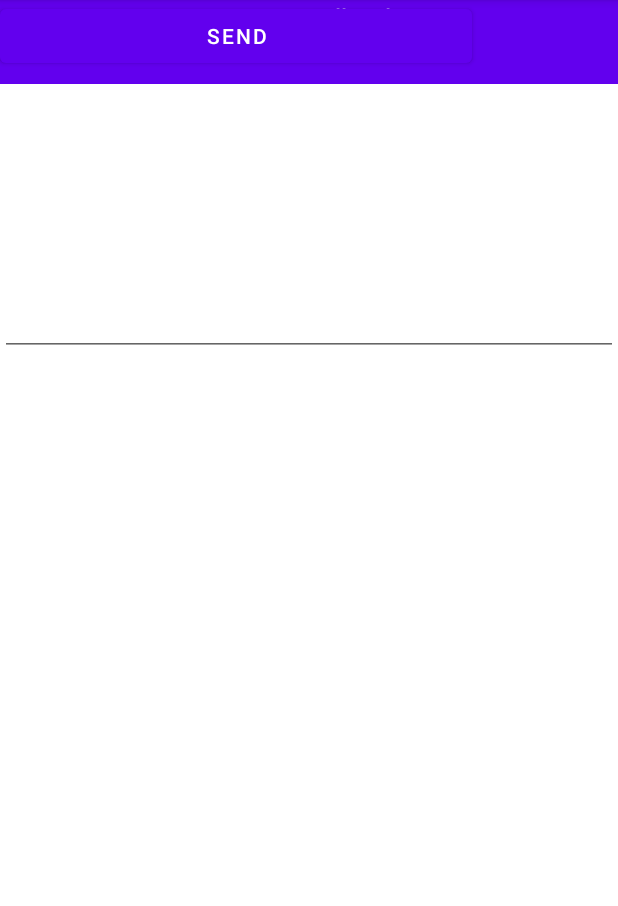
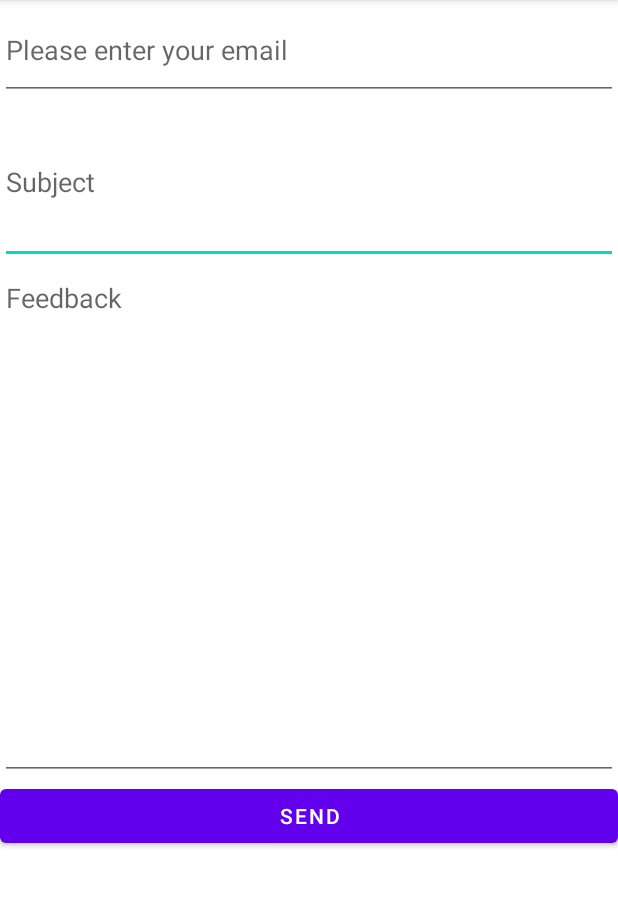
Before and after one commit to aphn490/drinkmate, an Android app: the feedback screen opened directly, with no data from a screen before it, on a phone screen of 412 x 824 dp, the part 84-990 px from its top. Run offline under Robolectric (Android 15) with nearby library versions, the phone set to English and light mode, and no system bars.

Commit message:
Changes to feedback page

```diff
--- a/app/src/main/AndroidManifest.xml
+++ b/app/src/main/AndroidManifest.xml
@@ -16,13 +16,6 @@
         android:supportsRtl="true"
         android:theme="@style/Theme.Drinkmate"
         tools:targetApi="31">
-        <activity
-            android:name=".feedback"
-            android:exported="false">
-            <meta-data
-                android:name="android.app.lib_name"
-                android:value="" />
-        </activity>
         <activity
             android:name=".Registration"
             android:exported="false">
@@ -58,6 +51,14 @@
                 android:name="android.app.lib_name"
                 android:value="" />
         </activity>
+        <activity
+            android:name=".feedback"
+            android:exported="true">
+            <intent-filter>
+                <action android:name="android.intent.action.MAIN" />
+                <category android:name="android.intent.category.LAUNCHER" />
+            </intent-filter>
+        </activity>
     </application>
 
 </manifest>
--- a/app/src/main/res/layout/activity_feedback.xml
+++ b/app/src/main/res/layout/activity_feedback.xml
@@ -15,9 +15,10 @@
         android:layout_height="wrap_content"
         android:enabled="true"
         android:hint="Subject"
+        android:lines="4"
         tools:ignore="MissingConstraints"
-        tools:layout_editor_absoluteX="0dp"
-        tools:layout_editor_absoluteY="101dp" />
+        app:layout_constraintTop_toBottomOf="@id/email"/>
+
     <!--
     text box for feedback
     -->
@@ -27,11 +28,11 @@
         android:layout_height="wrap_content"
         android:enabled="true"
         android:gravity="start|top"
-        android:lines="10"
+        android:lines="15"
         android:hint="Feedback"
         tools:ignore="MissingConstraints"
-        tools:layout_editor_absoluteX="0dp"
-        tools:layout_editor_absoluteY="146dp" />
+        app:layout_constraintTop_toBottomOf="@id/subject"/>
+
     <!--
     text box for email
     -->
@@ -41,45 +42,18 @@
         android:layout_height="wrap_content"
         android:enabled="true"
         android:hint="Please enter your email"
-        tools:ignore="MissingConstraints"
-        tools:layout_editor_absoluteX="0dp"
-        tools:layout_editor_absoluteY="56dp" />
-
-    <!--
-    toolbar for visual
-    -->
-    <androidx.appcompat.widget.Toolbar
-        android:id="@+id/toolbar"
-        android:layout_width="match_parent"
-        android:layout_height="?attr/actionBarSize"
-        android:background="?attr/colorPrimary"
-        app:popupTheme="@style/Theme.Drinkmate.PopupOverlay"
-        tools:ignore="MissingConstraints" />
+        android:lines="2"
+        tools:ignore="MissingConstraints"/>
 
     <!--
     button to send feedback
     -->
     <Button
         android:id="@+id/send_button"
-        android:layout_width="50mm"
+        android:layout_width="match_parent"
         android:layout_height="wrap_content"
         android:text="Send"
         tools:ignore="MissingConstraints"
-        tools:layout_editor_absoluteX="40dp"
-        tools:layout_editor_absoluteY="410dp" />
-
-    <!--
-    text at top to indicate what the page is for
-    -->
-    <EditText
-        android:layout_width="match_parent"
-        android:layout_height="wrap_content"
-        android:background="@null"
-        android:gravity="center"
-        android:text="User Feedback"
-        android:textColor="#FFFFFF"
-        tools:ignore="MissingConstraints"
-        tools:layout_editor_absoluteX="0dp"
-        tools:layout_editor_absoluteY="16dp" />
+        app:layout_constraintTop_toBottomOf="@id/feedback"/>
 
 </androidx.constraintlayout.widget.ConstraintLayout>
```
